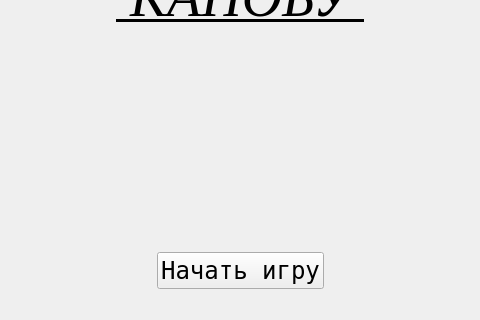
ololo534/Rock_Paper_Scissor, file mainwindow.ui: the form before one commit; both pictures show x 175 to 655 and y 252 to 572 of the 831 by 572 pixel window.
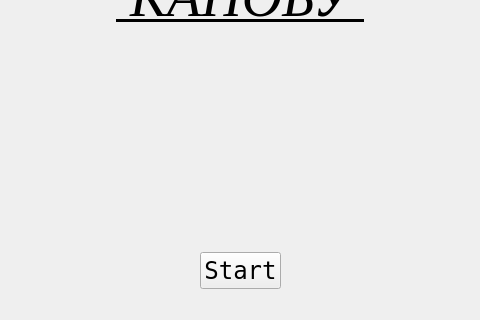
The form after the commit.

Patch:
```diff
--- a/mainwindow.ui
+++ b/mainwindow.ui
@@ -14,7 +14,7 @@
    <string>MainWindow</string>
   </property>
   <widget class="QWidget" name="centralwidget">
-   <widget class="QWidget" name="">
+   <widget class="QWidget" name="layoutWidget">
     <property name="geometry">
      <rect>
       <x>0</x>
@@ -119,7 +119,7 @@
           </font>
          </property>
          <property name="text">
-          <string>Начать игру</string>
+          <string>Start</string>
          </property>
         </widget>
        </item>
```
